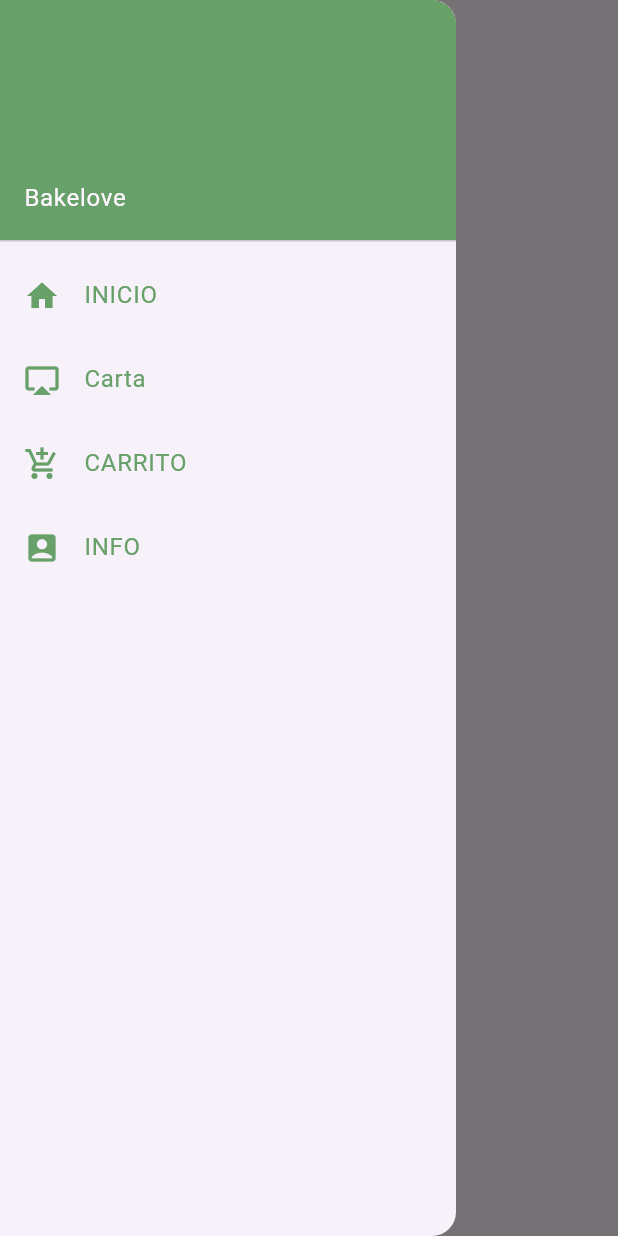
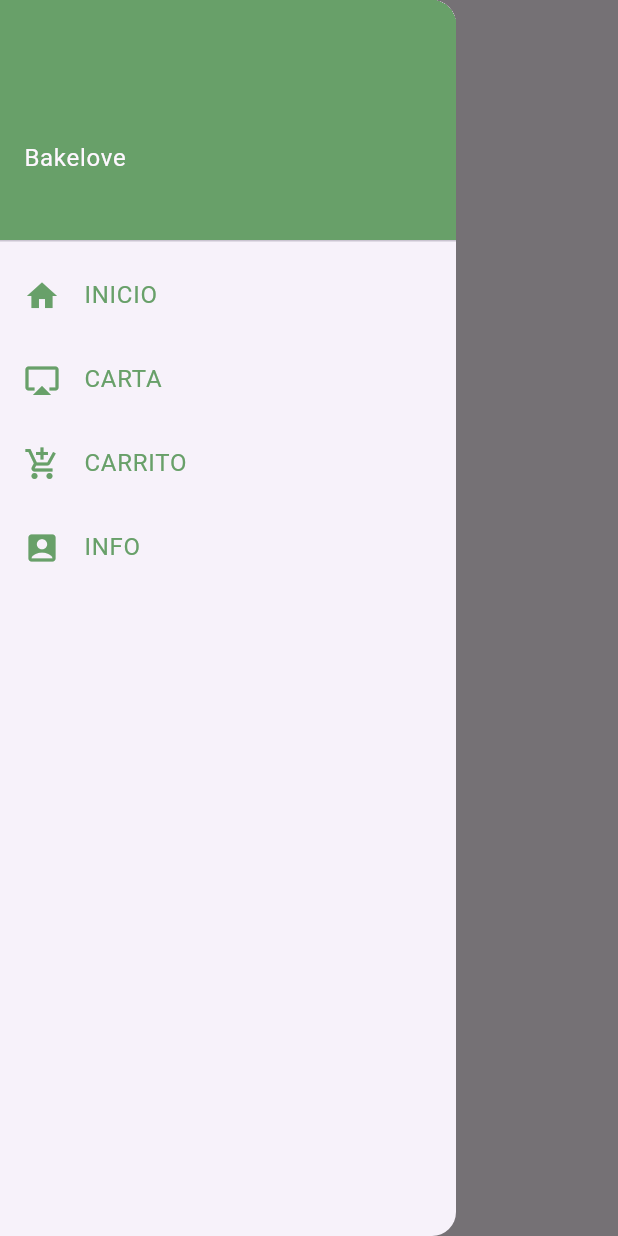
Before and after one commit to Charisse01/trabajo_final_flutter, a Flutter app: the PantallaCarta screen opened directly, with the side drawer open, on a phone screen of 412 x 824 dp. Run offline on Flutter 3.47's test engine with Material 3 defaults, Android fonts, the phone set to English and light mode, and no system bars.

Commit message:
resolving errors

```diff
--- a/lib/pantallaCarta.dart
+++ b/lib/pantallaCarta.dart
@@ -1,4 +1,6 @@
 import 'package:flutter/material.dart';
+
+import 'pantallainicio.dart';
 
 class PantallaCarta extends StatefulWidget {
 
@@ -27,6 +29,7 @@ class menuLateral extends StatelessWidget{
         children: <Widget>[
           UserAccountsDrawerHeader(
             accountName: Text("Bakelove"),
+            accountEmail: Text(""),
             decoration: BoxDecoration(
               color:  const Color.fromARGB(255, 104, 160, 105)
             ),
@@ -46,7 +49,7 @@ class menuLateral extends StatelessWidget{
             ),
             InkWell(
               child: new ListTile(
-                title: Text("Carta", style: TextStyle(color: const Color.fromARGB(255, 104, 160, 105)),),
+                title: Text("CARTA", style: TextStyle(color: const Color.fromARGB(255, 104, 160, 105)),),
                 leading: Icon(Icons.airplay, color: const Color.fromARGB(255, 104, 160, 105),),
               ),
               onTap: (){
```
